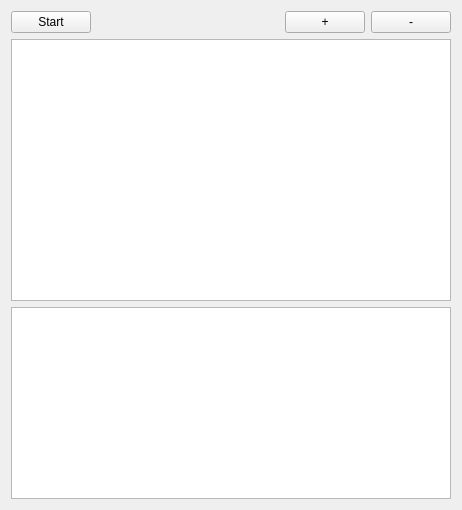
The window that mainwindow.ui (hyo0913/DurgaTestSlave) describes before a commit, drawn with Qt 5.
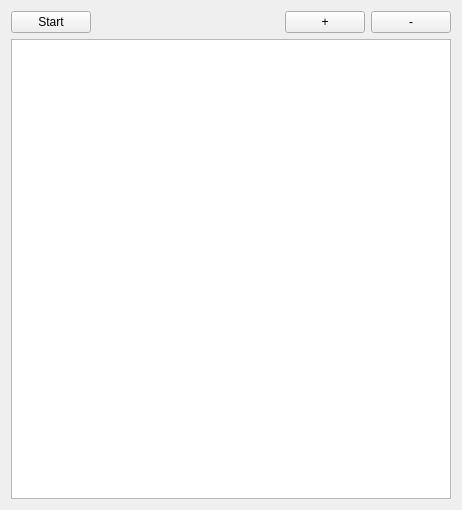
The same window after the commit.

Patch:
```diff
--- a/mainwindow.ui
+++ b/mainwindow.ui
@@ -14,7 +14,7 @@
    <string>MainWindow</string>
   </property>
   <widget class="QWidget" name="centralWidget">
-   <layout class="QVBoxLayout" name="verticalLayout_2" stretch="0,1,0">
+   <layout class="QVBoxLayout" name="verticalLayout_2" stretch="0,1">
     <item>
      <layout class="QHBoxLayout" name="horizontalLayout">
       <item>
@@ -74,16 +74,6 @@
       </column>
      </widget>
     </item>
-    <item>
-     <widget class="QPlainTextEdit" name="plainTextEditLog">
-      <property name="readOnly">
-       <bool>true</bool>
-      </property>
-      <property name="maximumBlockCount">
-       <number>300</number>
-      </property>
-     </widget>
-    </item>
    </layout>
   </widget>
  </widget>
```
